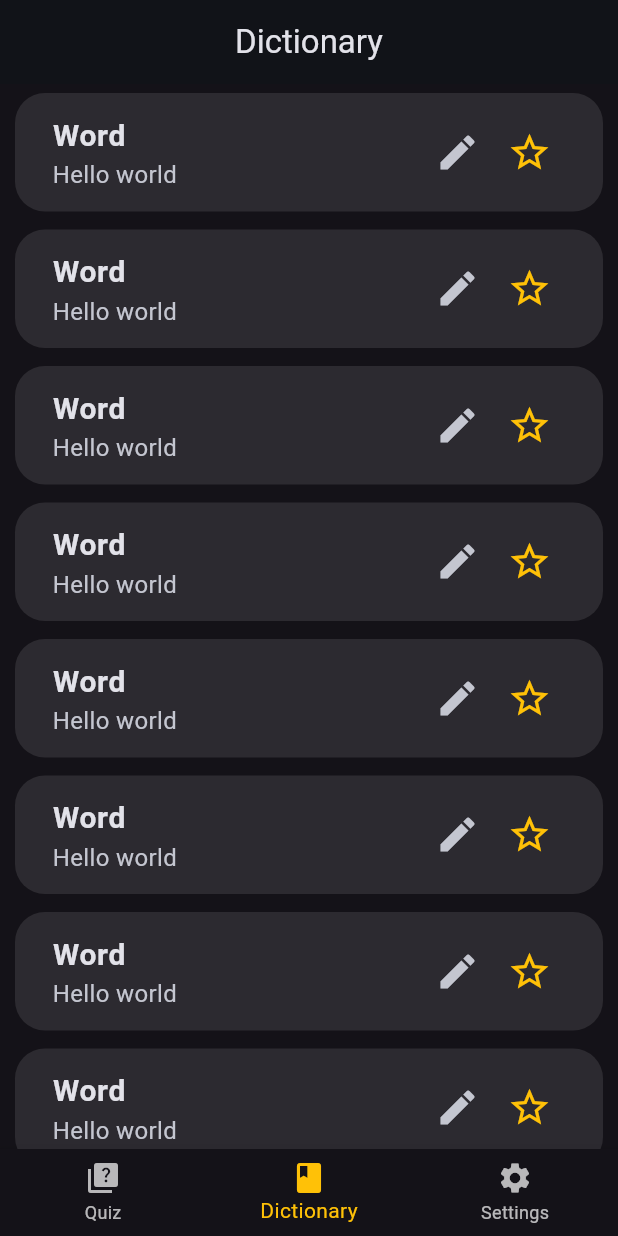
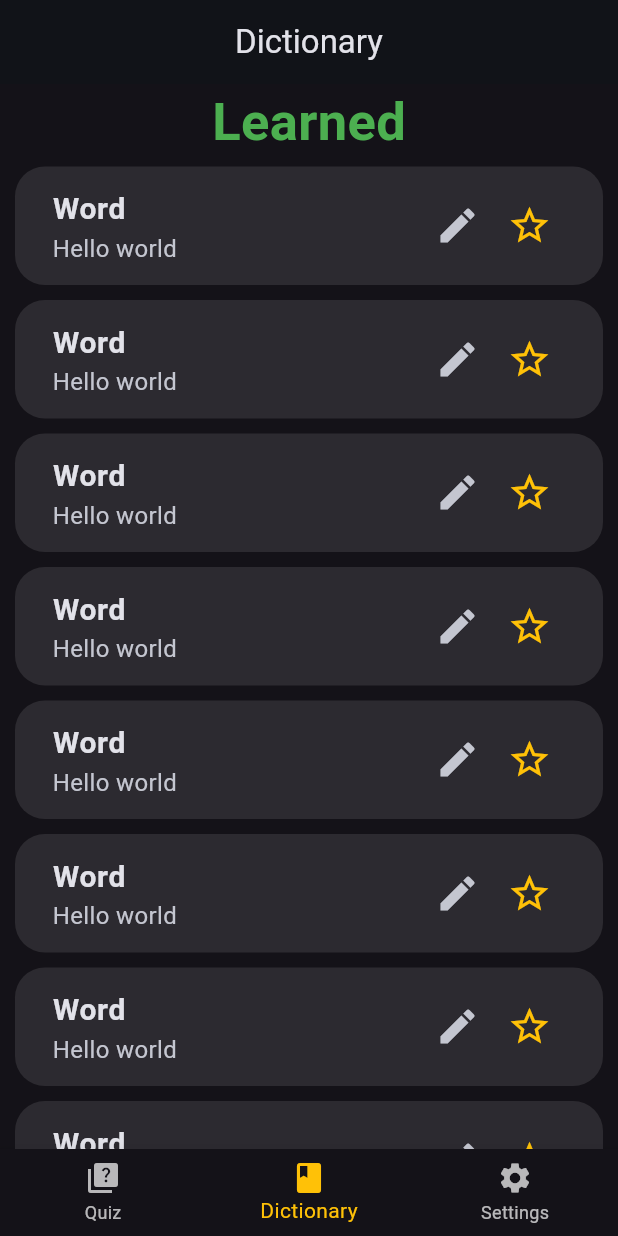
Before and after one commit to prudok/coriz, a Flutter app: the screen it shows after launch, item 2 of the bottom bar chosen, on a phone screen of 412 x 824 dp. Run offline on Flutter 3.47's test engine with Material 2 defaults, Android fonts, the phone set to English and light mode, and no system bars; our stand-ins replace flutter_riverpod, flutter_swiper_view, freezed_annotation, go_router.

```diff
--- a/lib/config/themes/dark_blue_theme/dark_blue_theme.dart
+++ b/lib/config/themes/dark_blue_theme/dark_blue_theme.dart
@@ -10,4 +10,5 @@ final darkBlueColorScheme = ColorScheme.fromSeed(
 ThemeData darkBlueTheme() => ThemeData.dark(useMaterial3: true).copyWith(
       colorScheme: darkBlueColorScheme,
       splashColor: Colors.transparent,
+      appBarTheme: AppBarTheme().copyWith(surfaceTintColor: Colors.transparent),
     );
--- /dev/null
+++ b/lib/data/datasource/files/module.dart
@@ -0,0 +1,6 @@
+import 'package:flutter_riverpod/flutter_riverpod.dart';
+
+import 'files.dart';
+import 'filesImpl.dart';
+
+final filesProvider = Provider<Files>((ref) => FilesImpl());
--- a/lib/presentation/views/home_view.dart
+++ b/lib/presentation/views/home_view.dart
@@ -1,9 +1,10 @@
 import 'package:flutter/material.dart';
-import 'package:quizzylite/presentation/widgets/quiz_list_view.dart';
 
+import '../../core/constants/app_colors.dart';
+import '../widgets/learned_quizzes_list.dart';
+import '../widgets/quiz_list_view.dart';
 import 'dictionary_view.dart';
 import 'settings_view.dart';
-import '../../core/constants/app_colors.dart';
 
 class HomeView extends StatefulWidget {
   const HomeView({Key? key}) : super(key: key);
@@ -22,7 +23,7 @@ class _HomeViewState extends State<HomeView> {
   ];
   static const _viewsOptions = <Widget>[
     QuizCardsView(),
-    DictionaryView(),
+    LearnedQuizzesList(),
     SettingsView(),
   ];
 
--- /dev/null
+++ b/lib/presentation/widgets/learned_quizzes_list.dart
@@ -0,0 +1,43 @@
+import 'package:flutter/material.dart';
+
+import '../../core/constants/app_text_styles.dart';
+import 'quiz_tile.dart';
+
+class LearnedQuizzesList extends StatelessWidget {
+  const LearnedQuizzesList({Key? key}) : super(key: key);
+
+  @override
+  Widget build(BuildContext context) {
+    return Column(
+      mainAxisSize: MainAxisSize.max,
+      children: [
+        Expanded(
+          child: ListView.builder(
+            itemCount: 10,
+            itemBuilder: (context, index) {
+              if (index == 0) {
+                return Align(
+                  alignment: Alignment.center,
+                  child: Text(
+                    'Learned',
+                    style: AppTextStyles.titleMedium.copyWith(
+                      color: Colors.green,
+                      fontWeight: FontWeight.bold,
+                    ),
+                  ),
+                );
+              } else {
+                return Container(
+                    margin: const EdgeInsets.symmetric(
+                      horizontal: 10.0,
+                      vertical: 5.0,
+                    ),
+                    child: const QuizTile());
+              }
+            },
+          ),
+        ),
+      ],
+    );
+  }
+}
--- a/lib/presentation/widgets/quiz_tile.dart
+++ b/lib/presentation/widgets/quiz_tile.dart
@@ -1,7 +1,7 @@
 import 'package:flutter/material.dart';
 import 'package:go_router/go_router.dart';
-import 'package:quizzylite/presentation/views/edit_quiz_view.dart';
 
+import '../views/edit_quiz_view.dart';
 import '../../core/constants/app_colors.dart';
 import '../../core/constants/app_text_styles.dart';
 
```
Also changed, not shown: lib/data/repository/module.dart (added, +9 -0 lines), lib/domain/module.dart (added, +33 -0 lines).
